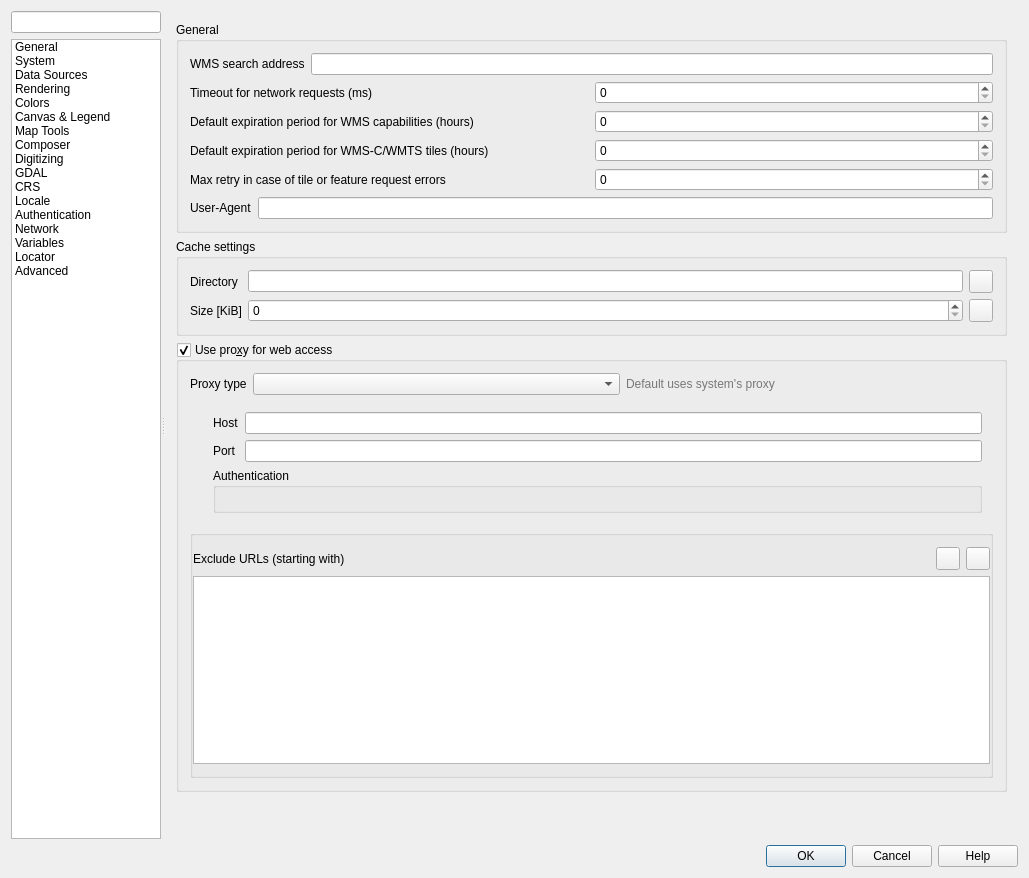
Before: the Qt Designer form src/ui/qgsoptionsbase.ui in carsmie/QGIS, drawn with Qt 5.
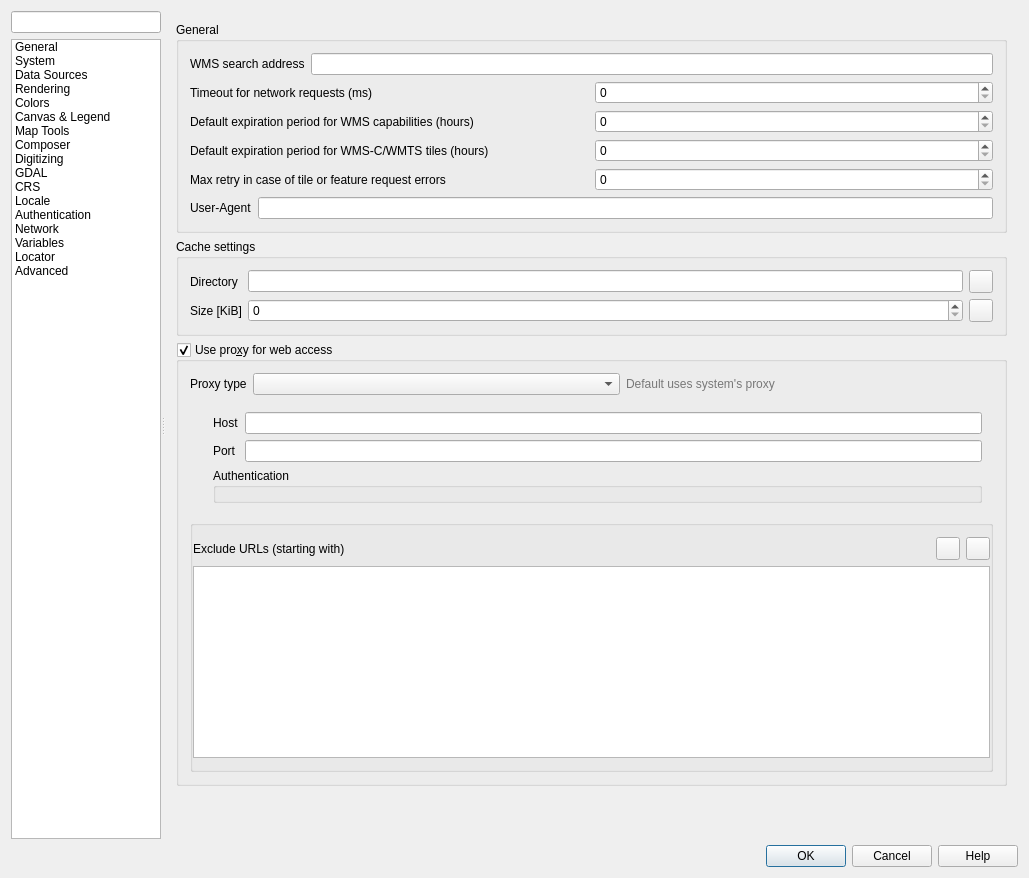
After: the same form once the commit is applied. The open tabs and pages were chosen to show the change. Icons and pictures are not drawn. Custom widgets are drawn as their Qt base class.

```diff
--- a/src/ui/qgsoptionsbase.ui
+++ b/src/ui/qgsoptionsbase.ui
@@ -5161,6 +5161,18 @@
                           <string>Authentication</string>
                          </property>
                          <layout class="QVBoxLayout" name="verticalLayout_23">
+                          <property name="leftMargin">
+                           <number>6</number>
+                          </property>
+                          <property name="topMargin">
+                           <number>6</number>
+                          </property>
+                          <property name="rightMargin">
+                           <number>6</number>
+                          </property>
+                          <property name="bottomMargin">
+                           <number>6</number>
+                          </property>
                           <item>
                            <widget class="QgsAuthSettingsWidget" name="mAuthSettings" native="true"/>
                           </item>
```
Left out of the diff: 2 changed lines with no effect on the pictures.
